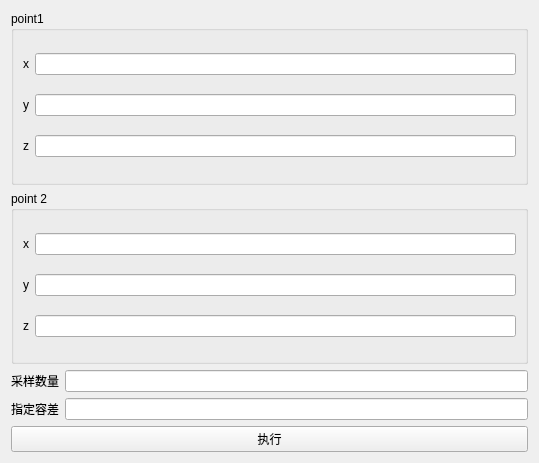
Old version of the form Qt/Resources/UI/ResampleToLine.ui in the repository dayuwan77/igamevis.
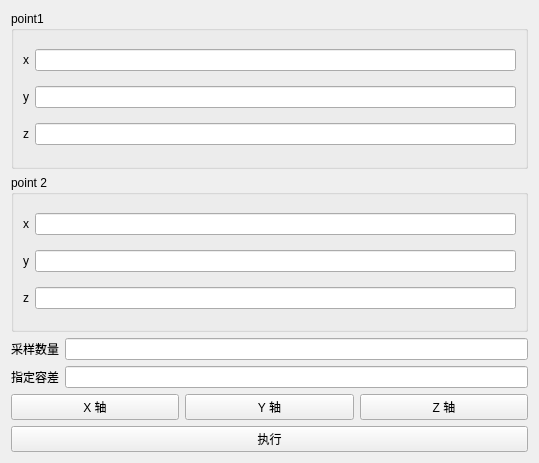
New version of the form.

Diff of the .ui file:
```diff
--- a/Qt/Resources/UI/ResampleToLine.ui
+++ b/Qt/Resources/UI/ResampleToLine.ui
@@ -153,6 +153,40 @@
        </item>
       </layout>
      </item>
+     <item>
+      <layout class="QHBoxLayout" name="horizontalLayout_Axis">
+       <item>
+        <widget class="QPushButton" name="pushButton_AxisX">
+         <property name="text">
+          <string>X 轴</string>
+         </property>
+         <property name="toolTip">
+          <string>端点沿模型包围盒 X 轴方向设置</string>
+         </property>
+        </widget>
+       </item>
+       <item>
+        <widget class="QPushButton" name="pushButton_AxisY">
+         <property name="text">
+          <string>Y 轴</string>
+         </property>
+         <property name="toolTip">
+          <string>端点沿模型包围盒 Y 轴方向设置</string>
+         </property>
+        </widget>
+       </item>
+       <item>
+        <widget class="QPushButton" name="pushButton_AxisZ">
+         <property name="text">
+          <string>Z 轴</string>
+         </property>
+         <property name="toolTip">
+          <string>端点沿模型包围盒 Z 轴方向设置</string>
+         </property>
+        </widget>
+       </item>
+      </layout>
+     </item>
     </layout>
    </item>
   </layout>
```
